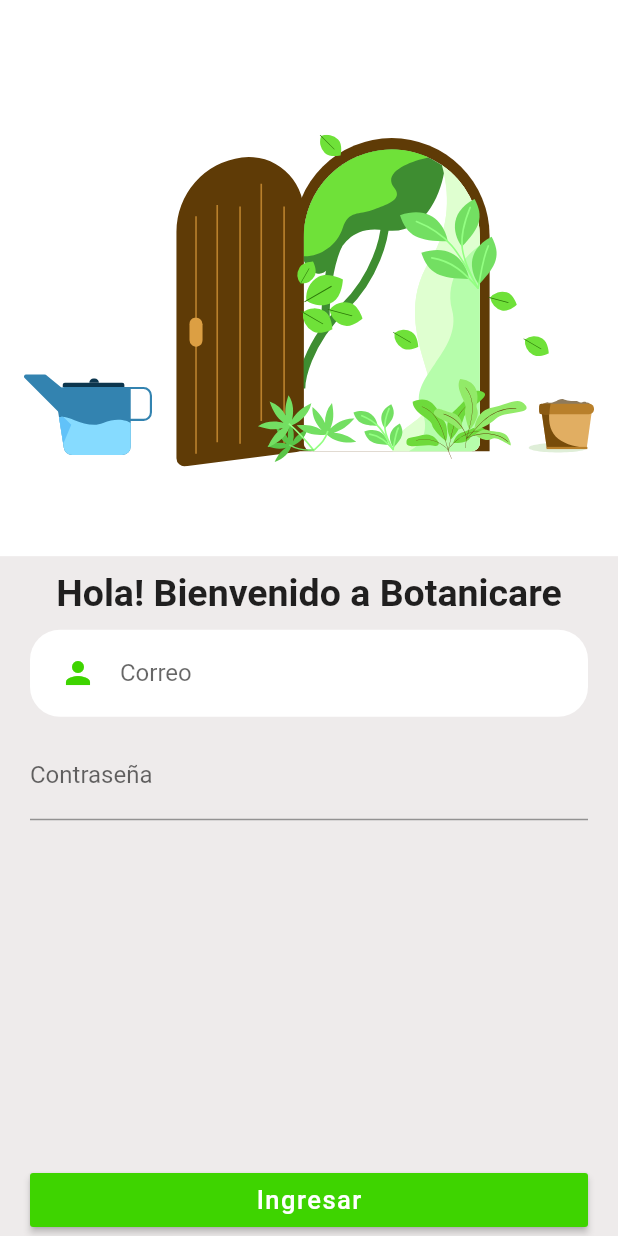
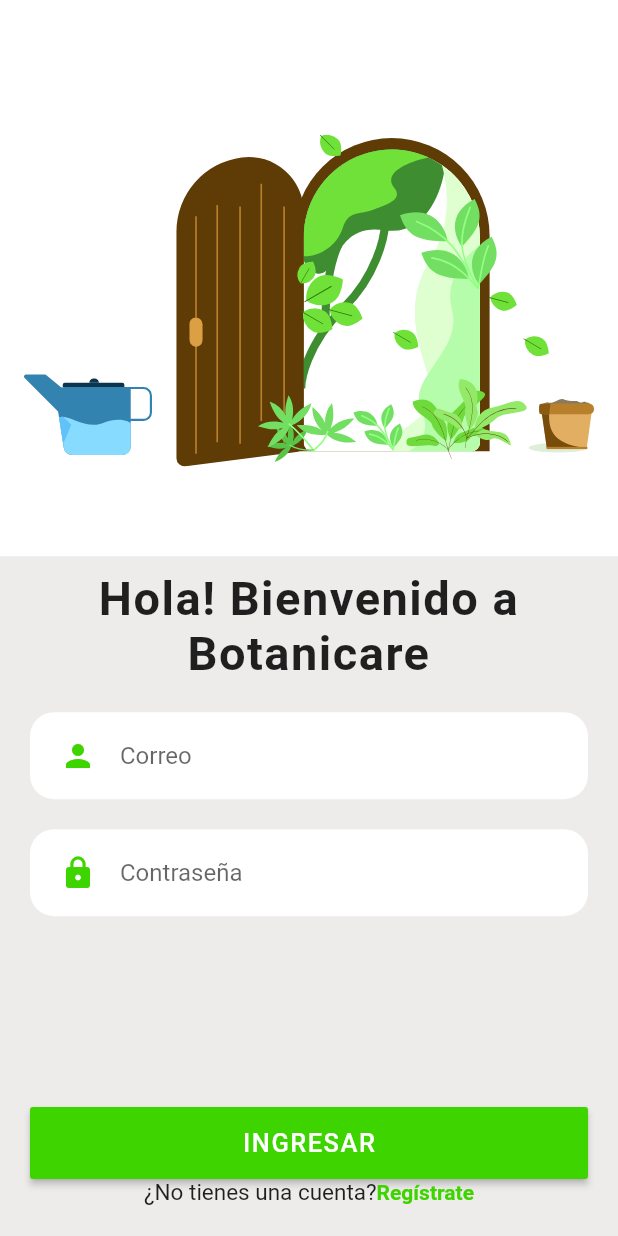
Before and after one commit to asloth/botanicare, a Flutter app: the LogIn screen opened directly, on a phone screen of 412 x 824 dp. Run offline on Flutter 3.47's test engine with Material 2 defaults, Android fonts, the phone set to English and light mode, and no system bars; our stand-ins replace cloud_firestore, curved_navigation_bar, firebase_auth, firebase_core, flutter_svg; accounts and stored records are empty.

Commit message:
avanzando diseño login, casi terminado

```diff
--- a/lib/src/ui/LogIn.dart
+++ b/lib/src/ui/LogIn.dart
@@ -1,5 +1,5 @@
 import 'package:botanicare/src/ui/Constants.dart';
-import 'package:botanicare/src/ui/login/EmailInput.dart';
+import 'package:botanicare/src/ui/login/InputField.dart';
 import 'package:flutter/material.dart';
 import 'package:botanicare/src/service/AuthService.dart';
 import 'package:flutter_svg/flutter_svg.dart';
@@ -40,17 +40,23 @@ class LogIn extends StatelessWidget {
                 kDefaultPadding,
                 kDefaultPadding * 0.5,
                 kDefaultPadding,
-                0,
+                kDefaultPadding,
               ),
               child: Column(
                 crossAxisAlignment: CrossAxisAlignment.stretch,
                 children: [
-                  Text(
-                    'Hola! Bienvenido a Botanicare',
-                    textAlign: TextAlign.center,
-                    style: TextStyle(
-                      fontSize: 25,
-                      fontWeight: FontWeight.bold,
+                  Padding(
+                    padding: const EdgeInsets.only(
+                      bottom: kDefaultPadding / 2,
+                    ),
+                    child: Text(
+                      'Hola! Bienvenido a Botanicare',
+                      textAlign: TextAlign.center,
+                      style: TextStyle(
+                        fontSize: size.height * 0.038,
+                        fontWeight: FontWeight.bold,
+                        letterSpacing: 1,
+                      ),
                     ),
                   ),
                   InputField(
@@ -58,13 +64,18 @@ class LogIn extends StatelessWidget {
                     hintText: 'Correo',
                     icon: Icons.person,
                   ),
-                  TextField(
+                  InputField(
                     controller: passwordController,
-                    decoration: InputDecoration(labelText: "Contraseña"),
+                    hintText: 'Contraseña',
+                    icon: Icons.lock,
+                    secretField: true,
                   ),
                   Spacer(),
                   RaisedButton(
                     color: kPrimaryColor,
+                    padding: EdgeInsets.symmetric(
+                      vertical: kDefaultPadding * 0.7,
+                    ),
                     onPressed: () {
                       context.read<AuthService>().signIn(
                             email: emailController.text.trim(),
@@ -72,13 +83,31 @@ class LogIn extends StatelessWidget {
                           );
                     },
                     child: Text(
-                      "Ingresar",
+                      "INGRESAR",
                       style: TextStyle(
                         color: kBackgroundColor2,
                         fontSize: 17,
                         letterSpacing: 1,
                       ),
                     ),
+                  ),
+                  Row(
+                    mainAxisAlignment: MainAxisAlignment.center,
+                    children: [
+                      Text(
+                        '¿No tienes una cuenta?',
+                        style: TextStyle(
+                          fontSize: 15,
+                        ),
+                      ),
+                      Text(
+                        'Regístrate',
+                        style: TextStyle(
+                          color: kPrimaryColor,
+                          fontWeight: FontWeight.bold,
+                        ),
+                      )
+                    ],
                   ),
                 ],
               ),
--- a/lib/src/ui/PerfilScreen.dart
+++ b/lib/src/ui/PerfilScreen.dart
@@ -13,13 +13,22 @@ class PerfilScreen extends StatelessWidget {
       padding: EdgeInsets.fromLTRB(kDefaultPadding, kDefaultPadding * 2,
           kDefaultPadding, kDefaultPadding * 1.5),
       child: Column(
+        crossAxisAlignment: CrossAxisAlignment.stretch,
         children: [
           Text('Hola soy el perfil'),
+          Spacer(),
           RaisedButton(
+            color: kPrimaryColor,
             onPressed: () {
               context.read<AuthService>().signOut();
             },
-            child: Text('Sign out'),
+            child: Text(
+              'Cerrar sesión',
+              style: TextStyle(
+                color: Colors.white,
+                fontSize: 18,
+              ),
+            ),
           )
         ],
       ),
--- a/lib/src/ui/login/EmailInput.dart
+++ b/lib/src/ui/login/InputField.dart
@@ -5,12 +5,13 @@ class InputField extends StatelessWidget {
   final String hintText;
   final IconData icon;
   final TextEditingController controller;
-
+  final bool secretField;
   const InputField({
     Key key,
     this.hintText,
     this.icon = Icons.person,
     this.controller,
+    this.secretField = false,
   }) : super(key: key);
 
   @override
@@ -22,9 +23,10 @@ class InputField extends StatelessWidget {
       width: size.width * 0.8,
       decoration: BoxDecoration(
         color: kBackgroundColor2,
-        borderRadius: BorderRadius.circular(20),
+        borderRadius: BorderRadius.circular(16),
       ),
       child: TextField(
+        obscureText: secretField,
         controller: controller,
         cursorColor: kPrimaryColor,
         decoration: InputDecoration(
```
